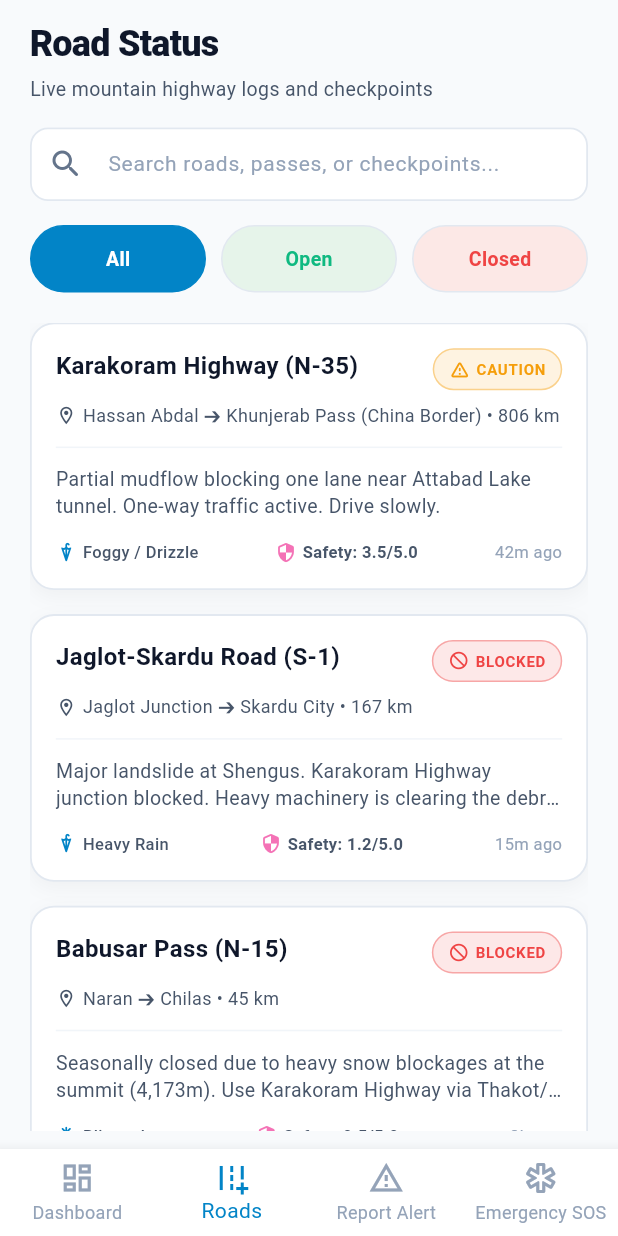
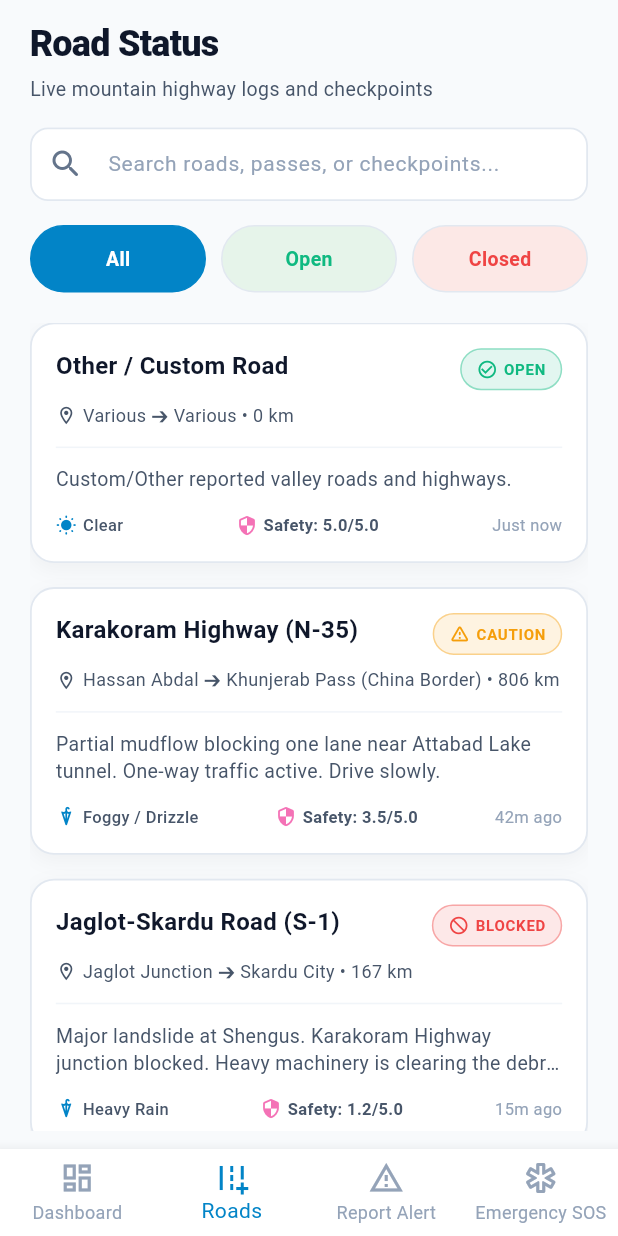
Before and after one commit to saniairfan9014-spec/gb_safeways, a Flutter app: the HomeScreen screen opened by its route, item 2 of the bottom bar chosen, on a phone screen of 412 x 824 dp. Run offline on Flutter 3.47's test engine with Material 3 defaults, Android fonts, the phone set to English and light mode, and no system bars; our stand-ins replace geolocator, shared_preferences, supabase_flutter; accounts and stored records are empty; network calls fail.

Commit message:
supabse on

```diff
--- a/lib/features/roads/controller/road_controller.dart
+++ b/lib/features/roads/controller/road_controller.dart
@@ -49,6 +49,41 @@ class RoadController extends ChangeNotifier {
         AppLogger.info("Fetching roads from Supabase backend...");
         loadedRoads = await SupabaseService.instance.fetchRoads();
 
+        // Check if 'road-other' exists. If not, dynamically insert/upsert it to avoid foreign key violations.
+        final hasOther = loadedRoads.any((r) => r.id == 'road-other');
+        if (!hasOther && SupabaseService.instance.client != null) {
+          try {
+            await SupabaseService.instance.client!.from('roads').upsert({
+              'id': 'road-other',
+              'name': 'Other / Custom Road',
+              'status': 'Open',
+              'description': 'Custom/Other reported valley roads and highways.',
+              'weather': 'Clear',
+              'safety_rating': 5.0,
+              'origin': 'Various',
+              'destination': 'Various',
+              'distance_km': 0,
+              'last_updated': DateTime.now().toUtc().toIso8601String(),
+            });
+
+            // Add to the fetched list
+            loadedRoads.add(RoadModel(
+              id: 'road-other',
+              name: 'Other / Custom Road',
+              status: 'Open',
+              description: 'Custom/Other reported valley roads and highways.',
+              weather: 'Clear',
+              safetyRating: 5.0,
+              origin: 'Various',
+              destination: 'Various',
+              distanceKm: 0,
+              lastUpdated: DateTime.now(),
+            ));
+          } catch (e) {
+            AppLogger.warn("Failed to dynamically upsert 'road-other' to Supabase: $e");
+          }
+        }
+
         // Establish real-time subscription for subsequent updates (once)
         if (_roadChannel == null) {
           _roadChannel = SupabaseService.instance.subscribeToTableChanges(
@@ -69,6 +104,18 @@ class RoadController extends ChangeNotifier {
         await Future.delayed(const Duration(milliseconds: 600));
 
         loadedRoads = [
+          RoadModel(
+            id: 'road-other',
+            name: 'Other / Custom Road',
+            status: 'Open',
+            description: 'Custom/Other reported valley roads and highways.',
+            weather: 'Clear',
+            safetyRating: 5.0,
+            origin: 'Various',
+            destination: 'Various',
+            distanceKm: 0,
+            lastUpdated: DateTime.now(),
+          ),
           RoadModel(
             id: 'road-kkh',
             name: AppStrings.kkh,
```
Also changed, not shown: lib/features/reports/view/report_screen.dart (+16 -3 lines).
